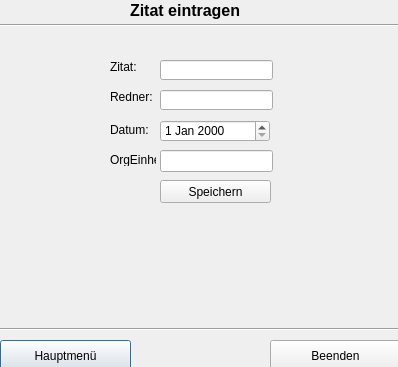
TrialAnd404/MyRepo, file ZitatErfassung/frmzitateintragen.ui: the form before one commit.
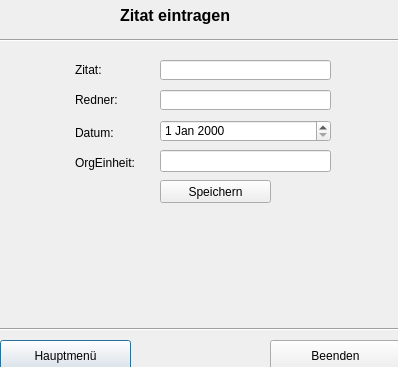
The form after the commit.

Diff of the .ui file:
```diff
--- a/ZitatErfassung/frmzitateintragen.ui
+++ b/ZitatErfassung/frmzitateintragen.ui
@@ -28,10 +28,10 @@
   <widget class="QLabel" name="lblZitat">
    <property name="geometry">
     <rect>
-     <x>110</x>
+     <x>75</x>
      <y>60</y>
-     <width>46</width>
-     <height>13</height>
+     <width>81</width>
+     <height>20</height>
     </rect>
    </property>
    <property name="text">
@@ -41,10 +41,10 @@
   <widget class="QLabel" name="lblRedner">
    <property name="geometry">
     <rect>
-     <x>110</x>
+     <x>75</x>
      <y>90</y>
-     <width>46</width>
-     <height>13</height>
+     <width>81</width>
+     <height>20</height>
     </rect>
    </property>
    <property name="text">
@@ -54,10 +54,10 @@
   <widget class="QLabel" name="lblDatum">
    <property name="geometry">
     <rect>
-     <x>110</x>
+     <x>75</x>
      <y>123</y>
-     <width>46</width>
-     <height>13</height>
+     <width>81</width>
+     <height>20</height>
     </rect>
    </property>
    <property name="text">
@@ -67,10 +67,10 @@
   <widget class="QLabel" name="lblOrgEinheit">
    <property name="geometry">
     <rect>
-     <x>110</x>
+     <x>75</x>
      <y>153</y>
-     <width>46</width>
-     <height>13</height>
+     <width>81</width>
+     <height>20</height>
     </rect>
    </property>
    <property name="text">
@@ -82,7 +82,7 @@
     <rect>
      <x>160</x>
      <y>60</y>
-     <width>113</width>
+     <width>171</width>
      <height>20</height>
     </rect>
    </property>
@@ -92,7 +92,7 @@
     <rect>
      <x>160</x>
      <y>90</y>
-     <width>113</width>
+     <width>171</width>
      <height>20</height>
     </rect>
    </property>
@@ -102,7 +102,7 @@
     <rect>
      <x>160</x>
      <y>120</y>
-     <width>110</width>
+     <width>171</width>
      <height>22</height>
     </rect>
    </property>
@@ -111,7 +111,7 @@
    <property name="geometry">
     <rect>
      <x>0</x>
-     <y>15</y>
+     <y>30</y>
      <width>401</width>
      <height>21</height>
     </rect>
@@ -123,10 +123,10 @@
   <widget class="QLabel" name="lblTitel">
    <property name="geometry">
     <rect>
-     <x>130</x>
+     <x>120</x>
      <y>0</y>
-     <width>141</width>
-     <height>21</height>
+     <width>161</width>
+     <height>31</height>
     </rect>
    </property>
    <property name="text">
@@ -190,7 +190,7 @@
     <rect>
      <x>160</x>
      <y>150</y>
-     <width>113</width>
+     <width>171</width>
      <height>22</height>
     </rect>
    </property>
```
